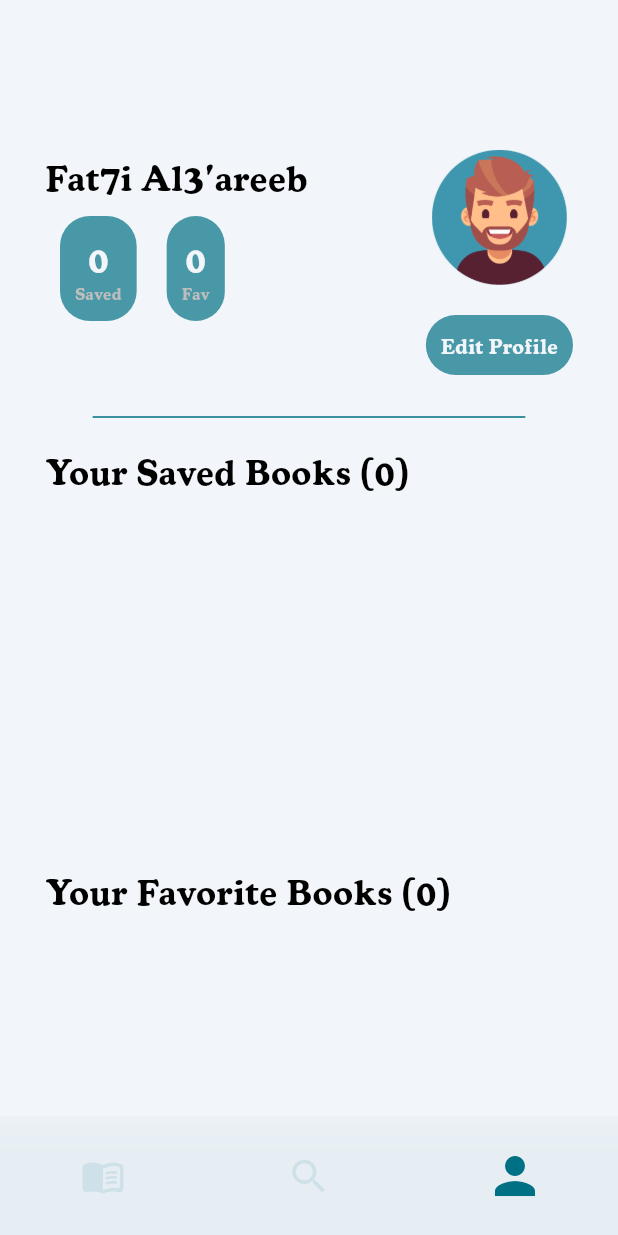
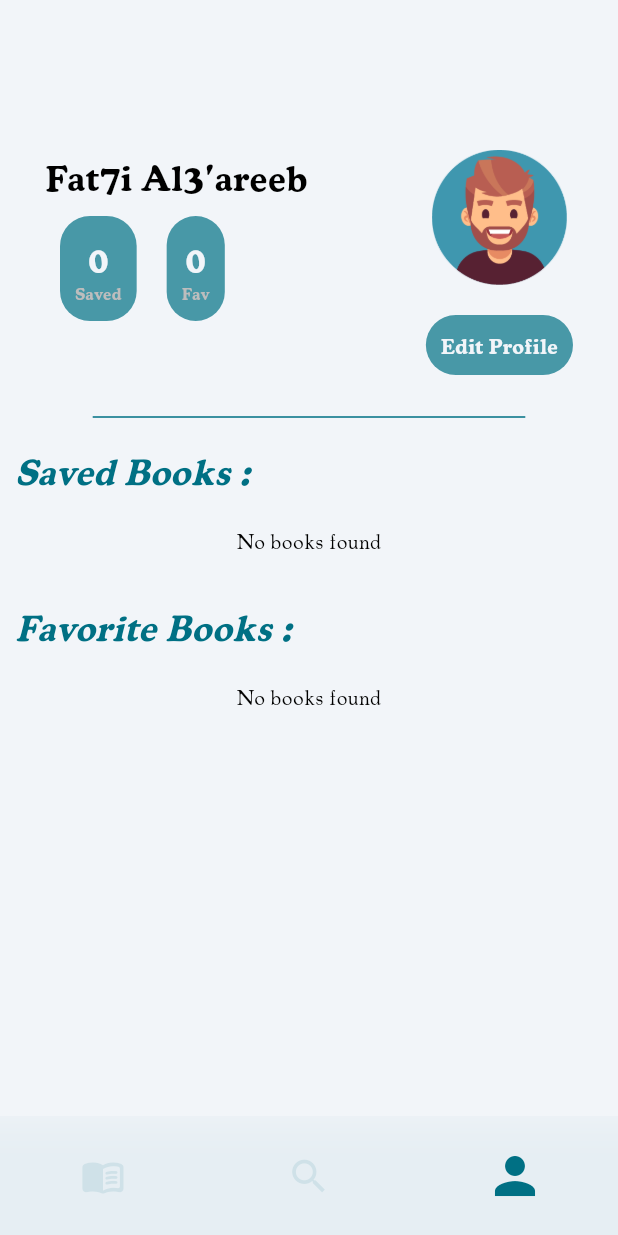
Before and after one commit to fat7i-alghareeb/book_store_app, a Flutter app: the screen it shows after launch, swiped to page 3, on a phone screen of 412 x 824 dp. Run offline on Flutter 3.47's test engine with Material 3 defaults, Android fonts, the phone set to English and light mode, and no system bars; our stand-ins replace bloc, cached_network_image, card_swiper, dartz, dio, flutter_bloc and 5 more; accounts and stored records are empty; network calls fail.

Commit message:
refactor user screen's code

```diff
--- a/lib/Features/user/presentation/views/user_view.dart
+++ b/lib/Features/user/presentation/views/user_view.dart
@@ -1,18 +1,10 @@
-import 'package:book_app/Features/user/presentation/manger/favorite%20box%20cubit/cubit/favorite_books_state.dart';
-import 'package:book_app/Features/user/presentation/manger/saved%20box%20cubit/cubit/saved_books_state.dart';
-
 import '../../data/repo/user_repo_imp.dart';
 import '../manger/favorite%20box%20cubit/cubit/favorite_books_cubit.dart';
 import '../manger/saved%20box%20cubit/cubit/saved_books_cubit.dart';
-import 'widgets/user_books_card_list_view.dart';
+import 'widgets/user_body.dart';
 import 'package:flutter_bloc/flutter_bloc.dart';
-import '../../../../Core/domain/entities/book_entity.dart';
-import '../../../../Core/shared/widgets/books_list_view.dart';
 import '../../../../Core/utils/functions/setup_service_locator.dart';
-import '../../../../Core/utils/text_styles.dart';
 import 'package:flutter/material.dart';
-
-import 'widgets/profile_info.dart';
 
 class UserView extends StatelessWidget {
   const UserView({super.key});
@@ -39,129 +31,3 @@ class UserView extends StatelessWidget {
     );
   }
 }
-
-class UserBody extends StatefulWidget {
-  const UserBody({
-    super.key,
-  });
-
-  @override
-  State<UserBody> createState() => _UserBodyState();
-}
-
-class _UserBodyState extends State<UserBody> {
-  late List<BookEntity> savedBooks;
-  late List<BookEntity> favoriteBooks;
-  ScrollController scrollController = ScrollController();
-  @override
-  void initState() {
-    savedBooks = BlocProvider.of<SavedBooksCubit>(context).books;
-    favoriteBooks = BlocProvider.of<FavoriteBooksCubit>(context).books;
-    super.initState();
-  }
-
-  @override
-  void dispose() {
-    scrollController.dispose();
-    super.dispose();
-  }
-
-  @override
-  Widget build(BuildContext context) {
-    final width = MediaQuery.of(context).size.width;
-    return Column(
-      crossAxisAlignment: CrossAxisAlignment.start,
-      children: [
-        Padding(
-          padding: const EdgeInsets.symmetric(horizontal: 30),
-          child: ProfileInfo(
-            savedBooksNumber: savedBooks.length,
-            favoriteBooksNumber: favoriteBooks.length,
-          ),
-        ),
-        Divider(
-          indent: width * .15,
-          endIndent: width * .15,
-          color: Theme.of(context).colorScheme.secondary,
-          // endIndent: width * .85,
-        ),
-        Padding(
-          padding: const EdgeInsets.symmetric(horizontal: 30, vertical: 10),
-          child: Text(
-            "Your Saved Books (${savedBooks.length})",
-            style: Styles.textStyle24,
-          ),
-        ),
-        Padding(
-          padding: const EdgeInsets.symmetric(vertical: 10),
-          child: MultiBlocListener(
-            listeners: [
-              BlocListener<FavoriteBooksCubit, FavoriteBooksState>(
-                listener: (context, state) {
-                  savedBooks = BlocProvider.of<SavedBooksCubit>(context).books;
-                  favoriteBooks =
-                      BlocProvider.of<FavoriteBooksCubit>(context).books;
-                },
-              ),
-              BlocListener<SavedBooksCubit, SavedBooksState>(
-                listener: (context, state) {
-                  savedBooks = BlocProvider.of<SavedBooksCubit>(context).books;
-                  favoriteBooks =
-                      BlocProvider.of<FavoriteBooksCubit>(context).books;
-                },
-              ),
-            ],
-            child: UserBooksCardListView(
-              books: savedBooks,
-              onPop: () => setState(() {
-                BlocProvider.of<SavedBooksCubit>(context).fetchSavedBooks();
-                BlocProvider.of<FavoriteBooksCubit>(context)
-                    .fetchFavoriteBooks();
-              }),
-            ),
-          ),
-        ),
-        Padding(
-          padding: const EdgeInsets.symmetric(horizontal: 30, vertical: 10),
-          child: Text(
-            "Your Favorite Books (${favoriteBooks.length})",
-            style: Styles.textStyle24,
-          ),
-        ),
-        Padding(
-          padding: const EdgeInsets.symmetric(vertical: 10),
-          child: MultiBlocListener(
-            listeners: [
-              BlocListener<FavoriteBooksCubit, FavoriteBooksState>(
-                listener: (context, state) {
-                  savedBooks = BlocProvider.of<SavedBooksCubit>(context).books;
-                  favoriteBooks =
-                      BlocProvider.of<FavoriteBooksCubit>(context).books;
-                },
-              ),
-              BlocListener<SavedBooksCubit, SavedBooksState>(
-                listener: (context, state) {
-                  savedBooks = BlocProvider.of<SavedBooksCubit>(context).books;
-                  favoriteBooks =
-                      BlocProvider.of<FavoriteBooksCubit>(context).books;
-                },
-              ),
-            ],
-            child: BooksListViewWidget(
-              books: favoriteBooks,
-              scrollController: scrollController,
-              onPop: () => setState(() {
-                BlocProvider.of<SavedBooksCubit>(context).fetchSavedBooks();
-                BlocProvider.of<FavoriteBooksCubit>(context)
-                    .fetchFavoriteBooks();
-              }),
-            ),
-          ),
-        ),
-        const SizedBox(
-          height: 30,
-        )
-      ],
-    );
-  }
-}
--- /dev/null
+++ b/lib/Features/user/presentation/views/widgets/books_section.dart
@@ -0,0 +1,68 @@
+import 'package:flutter/material.dart';
+import 'package:flutter_bloc/flutter_bloc.dart';
+
+import '../../../../../Core/domain/entities/book_entity.dart';
+import '../../../../../Core/utils/text_styles.dart';
+import '../../manger/favorite box cubit/cubit/favorite_books_cubit.dart';
+import '../../manger/favorite box cubit/cubit/favorite_books_state.dart';
+import '../../manger/saved box cubit/cubit/saved_books_cubit.dart';
+import '../../manger/saved box cubit/cubit/saved_books_state.dart';
+import 'user_books_card_list_view.dart';
+
+class BooksSection extends StatelessWidget {
+  final String title;
+  final List<BookEntity> books;
+  final VoidCallback onBooksUpdated;
+  final ScrollController scrollController;
+
+  const BooksSection({
+    super.key,
+    required this.title,
+    required this.books,
+    required this.onBooksUpdated,
+    required this.scrollController,
+  });
+
+  @override
+  Widget build(BuildContext context) {
+    return Column(
+      crossAxisAlignment: CrossAxisAlignment.start,
+      children: [
+        Padding(
+          padding: const EdgeInsets.all(10),
+          child: Text(
+            title,
+            style: Styles.textStyle24.copyWith(
+                fontStyle: FontStyle.italic,
+                color: Theme.of(context).colorScheme.secondary),
+          ),
+        ),
+        const SizedBox(height: 10),
+        MultiBlocListener(
+          listeners: [
+            BlocListener<FavoriteBooksCubit, FavoriteBooksState>(
+              listener: (context, state) {
+                if (state is FavoriteBooksSuccess) {
+                  onBooksUpdated();
+                }
+              },
+            ),
+            BlocListener<SavedBooksCubit, SavedBooksState>(
+              listener: (context, state) {
+                if (state is SavedBooksSuccess) {
+                  onBooksUpdated();
+                }
+              },
+            ),
+          ],
+          child: books.isEmpty
+              ? const Center(child: Text('No books found'))
+              : UserBooksCardListView(
+                  books: books,
+                  onPop: () => onBooksUpdated(),
+                ),
+        ),
+      ],
+    );
+  }
+}
--- /dev/null
+++ b/lib/Features/user/presentation/views/widgets/user_body.dart
@@ -0,0 +1,78 @@
+import 'package:flutter/material.dart';
+import 'package:flutter_bloc/flutter_bloc.dart';
+import '../../../../../Core/domain/entities/book_entity.dart';
+import '../../manger/favorite box cubit/cubit/favorite_books_cubit.dart';
+import '../../manger/saved box cubit/cubit/saved_books_cubit.dart';
+import 'books_section.dart';
+import 'profile_info.dart';
+
+class UserBody extends StatefulWidget {
+  const UserBody({super.key});
+
+  @override
+  State<UserBody> createState() => _UserBodyState();
+}
+
+class _UserBodyState extends State<UserBody> {
+  late List<BookEntity> savedBooks;
+  late List<BookEntity> favoriteBooks;
+  final ScrollController scrollController = ScrollController();
+
+  @override
+  void initState() {
+    super.initState();
+    savedBooks = BlocProvider.of<SavedBooksCubit>(context).books;
+    favoriteBooks = BlocProvider.of<FavoriteBooksCubit>(context).books;
+  }
+
+  @override
+  void dispose() {
+    scrollController.dispose();
+    super.dispose();
+  }
+
+  void updateBooks() {
+    setState(() {
+      savedBooks = BlocProvider.of<SavedBooksCubit>(context).books;
+      favoriteBooks = BlocProvider.of<FavoriteBooksCubit>(context).books;
+    });
+  }
+
+  @override
+  Widget build(BuildContext context) {
+    final width = MediaQuery.of(context).size.width;
+    return Column(
+      crossAxisAlignment: CrossAxisAlignment.start,
+      children: [
+        Padding(
+          padding: const EdgeInsets.symmetric(horizontal: 30),
+          child: ProfileInfo(
+            savedBooksNumber: savedBooks.length,
+            favoriteBooksNumber: favoriteBooks.length,
+          ),
+        ),
+        Divider(
+          indent: width * .15,
+          endIndent: width * .15,
+          color: Theme.of(context).colorScheme.secondary,
+        ),
+        BooksSection(
+          title: "Saved Books :",
+          books: savedBooks,
+          onBooksUpdated: updateBooks,
+          scrollController: scrollController,
+        ),
+        const SizedBox(
+          height: 20,
+        ),
+        BooksSection(
+          title: "Favorite Books :",
+          books: favoriteBooks,
+          onBooksUpdated: updateBooks,
+          scrollController: scrollController,
+        ),
+        const SizedBox(height: 30),
+      ],
+    );
+  }
+}
```
